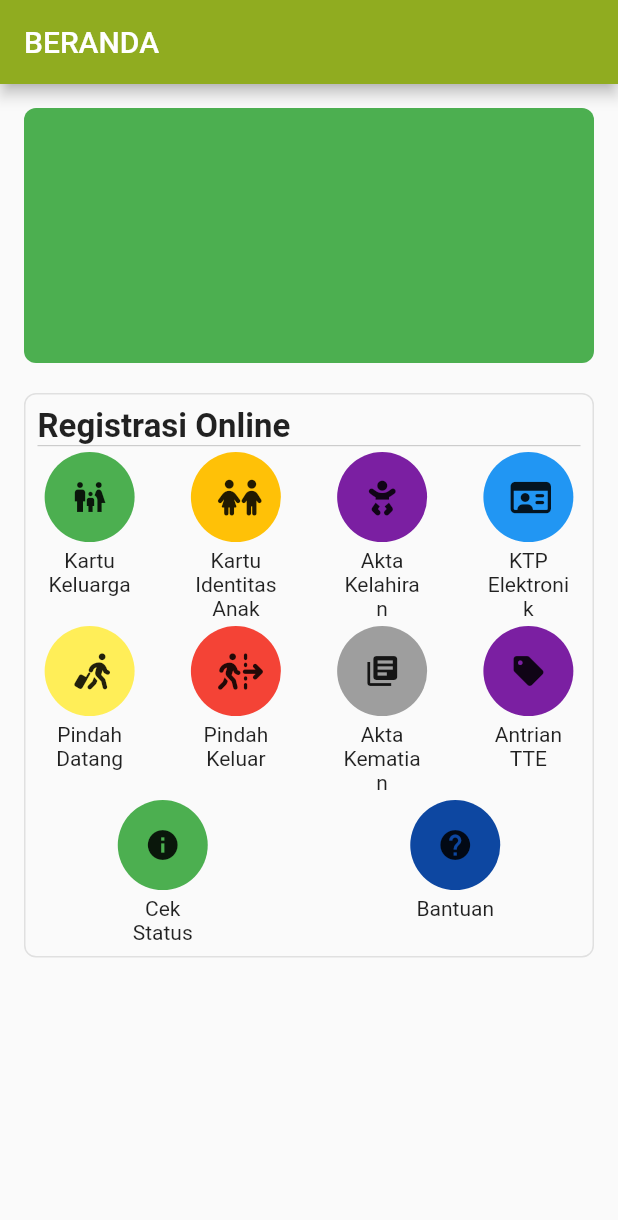
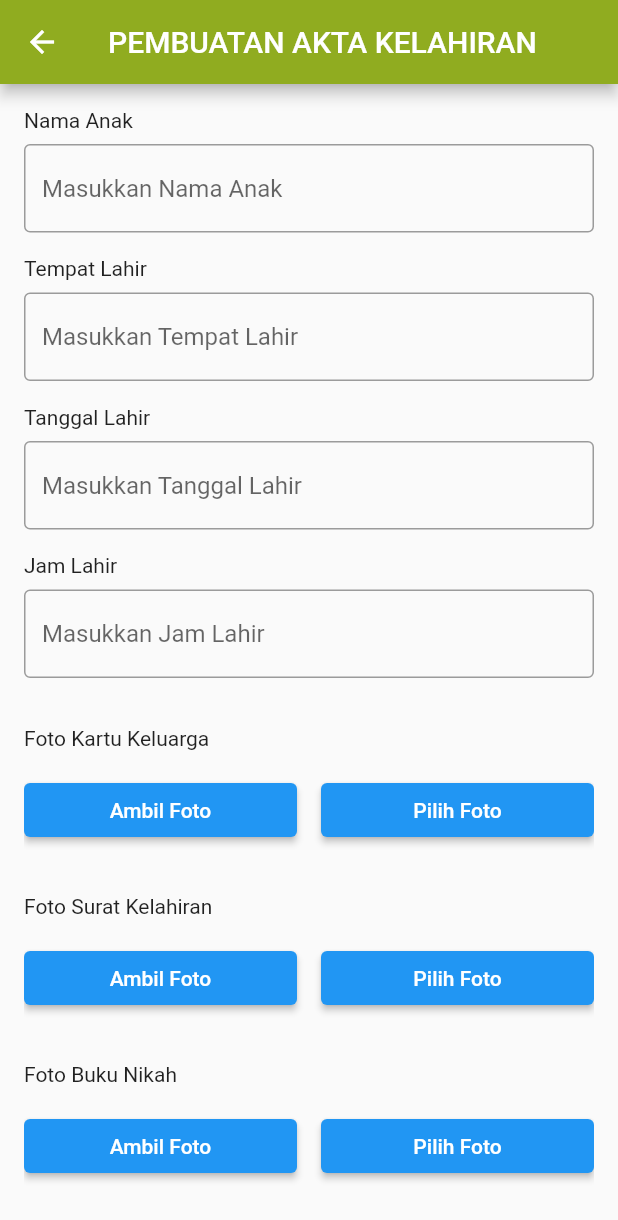
Before and after one commit to MahessaGintara/DukcapilFlutterApp, a Flutter app: the screen it shows after launch, after a tap on an icon or button, on a phone screen of 412 x 824 dp. Shown: the top 1220 px of the screen. Run offline on Flutter 3.47's test engine with Material 2 defaults, Android fonts, the light colour scheme and no system bars; our stand-ins replace font_awesome_flutter, image_picker.

Commit message:
add pembuatan akta kelahiran page

```diff
--- /dev/null
+++ b/lib/view/akta_kelahiran_page.dart
@@ -0,0 +1,381 @@
+import 'dart:io';
+
+import 'package:flutter/material.dart';
+import 'package:image_picker/image_picker.dart';
+
+class AktaKelahiranPage extends StatefulWidget {
+  const AktaKelahiranPage({super.key});
+
+  @override
+  State<AktaKelahiranPage> createState() => _AktaKelahiranPageState();
+}
+
+class _AktaKelahiranPageState extends State<AktaKelahiranPage> {
+  Map<String, String> inputAktaKelahiran = {
+    "namaAnak": "",
+    "tempatLahir": "",
+    "tanggalLahir": "",
+    "jamLahir": "",
+  };
+  Map<String, File> inputFile = {
+    "fotoKK": File(""),
+    "fotoSuratLahir": File(""),
+    "fotoBukuNikah": File(""),
+    "fotoKTPAyah": File(""),
+    "fotoKTPIbu": File(""),
+  };
+  final _formKey = GlobalKey<FormState>();
+  @override
+  Widget build(BuildContext context) {
+    return Scaffold(
+      appBar: AppBar(
+        backgroundColor: const Color.fromARGB(255, 144, 172, 32),
+        title: const Text("PEMBUATAN AKTA KELAHIRAN"),
+      ),
+      body: Padding(
+        padding: const EdgeInsets.all(16.0),
+        child: Stack(
+          children: [
+            LayoutBuilder(
+              builder:
+                  (BuildContext context, BoxConstraints viewportconstraint) {
+                return SingleChildScrollView(
+                  child: Column(
+                    crossAxisAlignment: CrossAxisAlignment.start,
+                    children: [
+                      input(context, _formKey, inputAktaKelahiran),
+                      const SizedBox(
+                        height: 16,
+                      ),
+                      const Text("Foto Kartu Keluarga"),
+                      const SizedBox(
+                        height: 16,
+                      ),
+                      Row(
+                        children: [
+                          Expanded(
+                            child: ElevatedButton(
+                              onPressed: () async {
+                                final image = await ImagePicker()
+                                    .pickImage(source: ImageSource.camera);
+                                setState(() {
+                                  inputFile["fotoKK"] = File(image!.path);
+                                });
+                              },
+                              child: const Text("Ambil Foto"),
+                            ),
+                          ),
+                          const SizedBox(
+                            width: 16,
+                          ),
+                          Expanded(
+                            child: ElevatedButton(
+                              onPressed: () async {
+                                final image = await ImagePicker()
+                                    .pickImage(source: ImageSource.gallery);
+                                setState(() {
+                                  inputFile["fotoKK"] = File(image!.path);
+                                });
+                              },
+                              child: const Text("Pilih Foto"),
+                            ),
+                          ),
+                        ],
+                      ),
+                      const SizedBox(
+                        height: 16,
+                      ),
+                      inputFile["fotoKK"]?.path != ""
+                          ? Image.file(inputFile["fotoKK"] ?? File(""))
+                          : Container(),
+                      const SizedBox(
+                        height: 16,
+                      ),
+                      const Text("Foto Surat Kelahiran"),
+                      const SizedBox(
+                        height: 16,
+                      ),
+                      Row(
+                        children: [
+                          Expanded(
+                            child: ElevatedButton(
+                              onPressed: () async {
+                                final image = await ImagePicker()
+                                    .pickImage(source: ImageSource.camera);
+                                setState(() {
+                                  inputFile["fotoSuratLahir"] =
+                                      File(image!.path);
+                                });
+                              },
+                              child: const Text("Ambil Foto"),
+                            ),
+                          ),
+                          const SizedBox(
+                            width: 16,
+                          ),
+                          Expanded(
+                            child: ElevatedButton(
+                              onPressed: () async {
+                                final image = await ImagePicker()
+                                    .pickImage(source: ImageSource.gallery);
+                                setState(() {
+                                  inputFile["fotoSuratLahir"] =
+                                      File(image!.path);
+                                });
+                              },
+                              child: const Text("Pilih Foto"),
+                            ),
+                          ),
+                        ],
+                      ),
+                      const SizedBox(
+                        height: 16,
+                      ),
+                      inputFile["fotoSuratLahir"]?.path != ""
+                          ? Image.file(inputFile["fotoSuratLahir"] ?? File(""))
+                          : Container(),
+                      const SizedBox(
+                        height: 16,
+                      ),
+                      const Text("Foto Buku Nikah"),
+                      const SizedBox(
+                        height: 16,
+                      ),
+                      Row(
+                        children: [
+                          Expanded(
+                            child: ElevatedButton(
+                              onPressed: () async {
+                                final image = await ImagePicker()
+                                    .pickImage(source: ImageSource.camera);
+                                setState(() {
+                                  inputFile["fotoBukuNikah"] =
+                                      File(image!.path);
+                                });
+                              },
+                              child: const Text("Ambil Foto"),
+                            ),
+                          ),
+                          const SizedBox(
+                            width: 16,
+                          ),
+                          Expanded(
+                            child: ElevatedButton(
+                              onPressed: () async {
+                                final image = await ImagePicker()
+                                    .pickImage(source: ImageSource.gallery);
+                                setState(() {
+                                  inputFile["fotoBukuNikah"] =
+                                      File(image!.path);
+                                });
+                              },
+                              child: const Text("Pilih Foto"),
+                            ),
+                          ),
+                        ],
+                      ),
+                      const SizedBox(
+                        height: 16,
+                      ),
+                      inputFile["fotoBukuNikah"]?.path != ""
+                          ? Image.file(inputFile["fotoBukuNikah"] ?? File(""))
+                          : Container(),
+                      const SizedBox(
+                        height: 16,
+                      ),
+                      const Text("Foto KTP Ayah"),
+                      const SizedBox(
+                        height: 16,
+                      ),
+                      Row(
+                        children: [
+                          Expanded(
+                            child: ElevatedButton(
+                              onPressed: () async {
+                                final image = await ImagePicker()
+                                    .pickImage(source: ImageSource.camera);
+                                setState(() {
+                                  inputFile["fotoKTPAyah"] = File(image!.path);
+                                });
+                              },
+                              child: const Text("Ambil Foto"),
+                            ),
+                          ),
+                          const SizedBox(
+                            width: 16,
+                          ),
+                          Expanded(
+                            child: ElevatedButton(
+                              onPressed: () async {
+                                final image = await ImagePicker()
+                                    .pickImage(source: ImageSource.gallery);
+                                setState(() {
+                                  inputFile["fotoKTPAyah"] = File(image!.path);
+                                });
+                              },
+                              child: const Text("Pilih Foto"),
+                            ),
+                          ),
+                        ],
+                      ),
+                      const SizedBox(
+                        height: 16,
+                      ),
+                      inputFile["fotoKTPAyah"]?.path != ""
+                          ? Image.file(inputFile["fotoKTPAyah"] ?? File(""))
+                          : Container(),
+                      const SizedBox(
+                        height: 16,
+                      ),
+                      const Text("Foto KTP Ibu"),
+                      const SizedBox(
+                        height: 16,
+                      ),
+                      Row(
+                        children: [
+                          Expanded(
+                            child: ElevatedButton(
+                              onPressed: () async {
+                                final image = await ImagePicker()
+                                    .pickImage(source: ImageSource.camera);
+                                setState(() {
+                                  inputFile["fotoKTPIbu"] = File(image!.path);
+                                });
+                              },
+                              child: const Text("Ambil Foto"),
+                            ),
+                          ),
+                          const SizedBox(
+                            width: 16,
+                          ),
+                          Expanded(
+                            child: ElevatedButton(
+                              onPressed: () async {
+                                final image = await ImagePicker()
+                                    .pickImage(source: ImageSource.gallery);
+                                setState(() {
+                                  inputFile["fotoKTPIbu"] = File(image!.path);
+                                });
+                              },
+                              child: const Text("Pilih Foto"),
+                            ),
+                          ),
+                        ],
+                      ),
+                      const SizedBox(
+                        height: 16,
+                      ),
+                      inputFile["fotoKTPIbu"]?.path != ""
+                          ? Image.file(inputFile["fotoKTPIbu"] ?? File(""))
+                          : Container(),
+                    ],
+                  ),
+                );
+              },
+            ),
+          ],
+        ),
+      ),
+    );
+  }
+}
+
+Widget input(BuildContext context, GlobalKey<FormState> formKey,
+    Map<String, String> inputAktaKelahiran) {
+  return Form(
+    key: formKey,
+    child: Column(
+      crossAxisAlignment: CrossAxisAlignment.start,
+      children: [
+        const Text("Nama Anak"),
+        const SizedBox(
+          height: 8,
+        ),
+        TextFormField(
+          decoration: const InputDecoration(
+            border: OutlineInputBorder(),
+            hintText: "Masukkan Nama Anak",
+          ),
+          validator: (value) {
+            if (value == null || value.isEmpty) {
+              return "Nama Anak tidak boleh kosong";
+            }
+            return null;
+          },
+          onSaved: (value) {
+            inputAktaKelahiran["namaAnak"] = value!;
+          },
+        ),
+        const SizedBox(
+          height: 16,
+        ),
+        const Text("Tempat Lahir"),
+        const SizedBox(
+          height: 8,
+        ),
+        TextFormField(
+          decoration: const InputDecoration(
+            border: OutlineInputBorder(),
+            hintText: "Masukkan Tempat Lahir",
+          ),
+          validator: (value) {
+            if (value == null || value.isEmpty) {
+              return "Tempat Lahir tidak boleh kosong";
+            }
+            return null;
+          },
+          onSaved: (value) {
+            inputAktaKelahiran["tempatLahir"] = value!;
+          },
+        ),
+        const SizedBox(
+          height: 16,
+        ),
+        const Text("Tanggal Lahir"),
+        const SizedBox(
+          height: 8,
+        ),
+        TextFormField(
+          decoration: const InputDecoration(
+            border: OutlineInputBorder(),
+            hintText: "Masukkan Tanggal Lahir",
+          ),
+          validator: (value) {
+            if (value == null || value.isEmpty) {
+              return "Tanggal Lahir tidak boleh kosong";
+            }
+            return null;
+          },
+          onSaved: (value) {
+            inputAktaKelahiran["tanggalLahir"] = value!;
+          },
+        ),
+        const SizedBox(
+          height: 16,
+        ),
+        const Text("Jam Lahir"),
+        const SizedBox(
+          height: 8,
+        ),
+        TextFormField(
+          decoration: const InputDecoration(
+            border: OutlineInputBorder(),
+            hintText: "Masukkan Jam Lahir",
+          ),
+          validator: (value) {
+            if (value == null || value.isEmpty) {
+              return "Jam Lahir tidak boleh kosong";
+            }
+            return null;
+          },
+          onSaved: (value) {
+            inputAktaKelahiran["jamLahir"] = value!;
+          },
+        ),
+        const SizedBox(
+          height: 16,
+        ),
+      ],
+    ),
+  );
+}
--- a/lib/view/home_page.dart
+++ b/lib/view/home_page.dart
@@ -1,3 +1,4 @@
+import 'package:disdukcapil_app/view/akta_kelahiran_page.dart';
 import 'package:disdukcapil_app/view/kartu_keluarga.dart';
 import 'package:flutter/material.dart';
 import 'package:font_awesome_flutter/font_awesome_flutter.dart';
@@ -142,7 +143,16 @@ class _HomeState extends State<Home> {
                               padding: const EdgeInsets.all(6),
                               margin: const EdgeInsets.all(4),
                               child: IconButton(
-                                onPressed: () {},
+                                onPressed: () {
+                                  Navigator.push(
+                                    context,
+                                    MaterialPageRoute(
+                                      builder: (context) {
+                                        return const AktaKelahiranPage();
+                                      },
+                                    ),
+                                  );
+                                },
                                 icon: const Icon(FontAwesomeIcons.baby),
                               ),
                             ),
--- a/lib/view/kia_page.dart
+++ b/lib/view/kia_page.dart
@@ -85,7 +85,7 @@ class _PembuatanKIAState extends State<PembuatanKIA> {
                         height: 16,
                       ),
                       fileInput["fotoKIA"]?.path != ""
-                          ? Image.file(fileInput?["fotoKIA"] ?? File(""))
+                          ? Image.file(fileInput["fotoKIA"] ?? File(""))
                           : Container(),
                       const SizedBox(
                         height: 16,
@@ -132,7 +132,7 @@ class _PembuatanKIAState extends State<PembuatanKIA> {
                       ),
                       fileInput["fotoAktaKelahiran"]?.path != ""
                           ? Image.file(
-                              fileInput?["fotoAktaKelahiran"] ?? File(""))
+                              fileInput["fotoAktaKelahiran"] ?? File(""))
                           : Container(),
                       const SizedBox(
                         height: 16,
@@ -176,7 +176,7 @@ class _PembuatanKIAState extends State<PembuatanKIA> {
                         height: 16,
                       ),
                       fileInput["fotoAnak"]?.path != ""
-                          ? Image.file(fileInput?["fotoAnak"] ?? File(""))
+                          ? Image.file(fileInput["fotoAnak"] ?? File(""))
                           : Container(),
                     ],
                   ),
```
